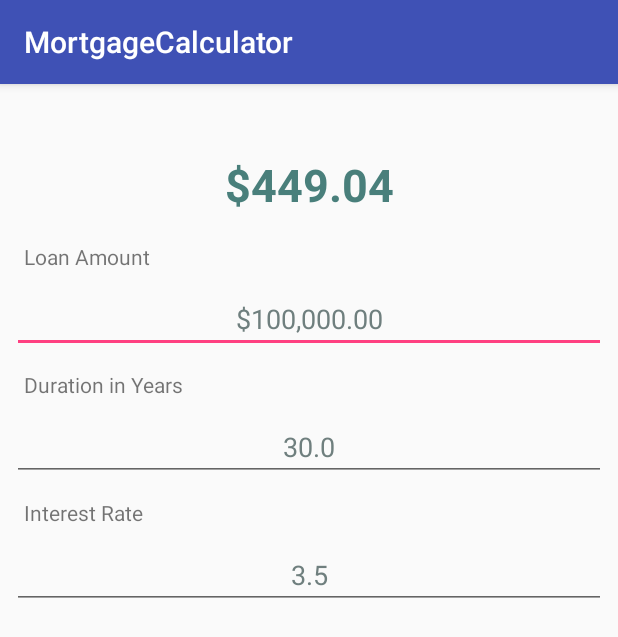
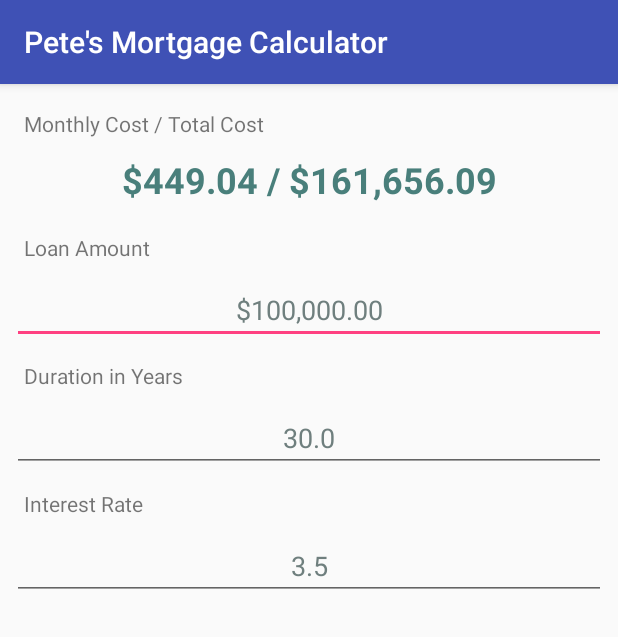
Before and after one commit to PeteGrapentien/MortgageCalculator, an Android app: the screen it shows after launch (CalculatorActivity), on a phone screen of 412 x 824 dp. Shown: the top 637 px of the screen. Run offline under Robolectric (Android 15) with nearby library versions, the phone set to English and light mode, and no system bars.

```diff
--- a/app/build.gradle
+++ b/app/build.gradle
@@ -26,5 +26,7 @@ dependencies {
     })
     compile 'com.android.support:appcompat-v7:26.+'
     compile 'com.android.support.constraint:constraint-layout:1.0.2'
+    compile 'io.reactivex.rxjava2:rxandroid:2.0.1'
+    compile 'io.reactivex.rxjava2:rxjava:2.1.5'
     testCompile 'junit:junit:4.12'
 }
--- a/app/src/main/AndroidManifest.xml
+++ b/app/src/main/AndroidManifest.xml
@@ -9,14 +9,14 @@
         android:roundIcon="@mipmap/ic_launcher_round"
         android:supportsRtl="true"
         android:theme="@style/AppTheme">
-        <activity android:name=".CalculatorActivity">
+        <activity android:name=".CalculatorActivity"
+            android:windowSoftInputMode="stateAlwaysVisible">
             <intent-filter>
                 <action android:name="android.intent.action.MAIN" />
 
                 <category android:name="android.intent.category.LAUNCHER" />
             </intent-filter>
         </activity>
-        <activity android:name=".DisplayMortgageResultActivity"></activity>
     </application>
 
 </manifest>
--- a/app/src/main/java/com/example/pete/mortgagecalculator/CalculatorViewModel.java
+++ b/app/src/main/java/com/example/pete/mortgagecalculator/CalculatorViewModel.java
@@ -8,16 +8,16 @@ import java.text.NumberFormat;
 
 public class CalculatorViewModel {
 
-    public String calculateMortgage(double amount, double interest, double duration) {
-            interest /= 100.0;
-            double monthlyRate = interest / 12.0;
-            double termInMonths = duration * 12;
-            double monthlyPayment =
+    public String calculateMonthlyMortgage(double amount, double interest, double duration) {
+
+        interest /= 100.0;
+        double monthlyRate = interest / 12.0;
+        double termInMonths = duration * 12;
+        double monthlyPayment =
                     (amount*monthlyRate) /
                             (1-Math.pow(1+monthlyRate, -termInMonths));
-
         NumberFormat formatter = NumberFormat.getCurrencyInstance();
 
-        return formatter.format(monthlyPayment).toString();
+        return (formatter.format(monthlyPayment).toString()) + " / " + (formatter.format(monthlyPayment * (duration * 12)).toString()) ;
     }
 }
--- a/app/src/main/res/layout/activity_calculator.xml
+++ b/app/src/main/res/layout/activity_calculator.xml
@@ -61,19 +61,19 @@
     <TextView
         android:id="@+id/result_view"
         android:layout_width="0dp"
-        android:layout_height="54dp"
+        android:layout_height="48dp"
         android:layout_marginLeft="8dp"
         android:layout_marginRight="8dp"
+        android:layout_marginTop="40dp"
         android:gravity="center"
         android:text="Result"
-        android:textSize="30sp"
         android:textColor="@color/greenGray"
+        android:textSize="24sp"
         android:textStyle="bold"
+        app:layout_constraintHorizontal_bias="0.0"
         app:layout_constraintLeft_toLeftOf="parent"
         app:layout_constraintRight_toRightOf="parent"
-        app:layout_constraintHorizontal_bias="0.0"
-        app:layout_constraintTop_toTopOf="parent"
-        android:layout_marginTop="40dp" />
+        app:layout_constraintTop_toTopOf="parent" />
 
     <TextView
         android:id="@+id/textView4"
@@ -114,4 +114,14 @@
         app:layout_constraintTop_toBottomOf="@+id/text_amount"
         app:layout_constraintVertical_bias="0.714" />
 
+    <TextView
+        android:id="@+id/textView3"
+        android:layout_width="wrap_content"
+        android:layout_height="wrap_content"
+        android:text="Monthly Cost / Total Cost"
+        android:layout_marginBottom="4dp"
+        app:layout_constraintBottom_toTopOf="@+id/result_view"
+        android:layout_marginLeft="16dp"
+        app:layout_constraintLeft_toLeftOf="parent" />
+
 </android.support.constraint.ConstraintLayout>
```
Also changed, not shown: app/src/main/java/com/example/pete/mortgagecalculator/CalculatorActivity.java (+20 -6 lines).
